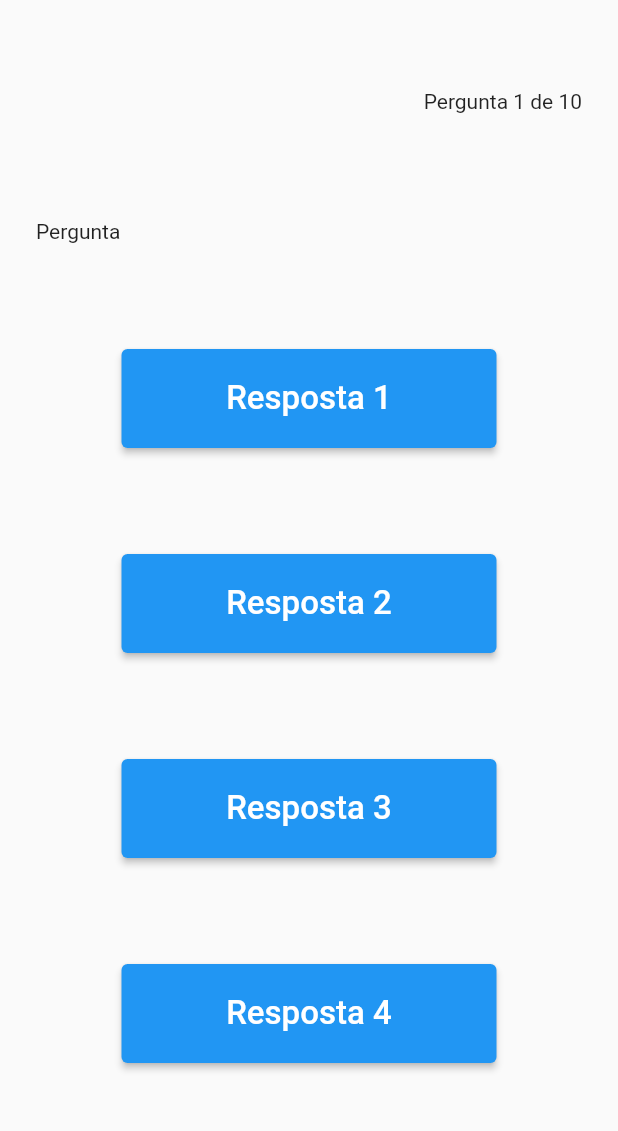
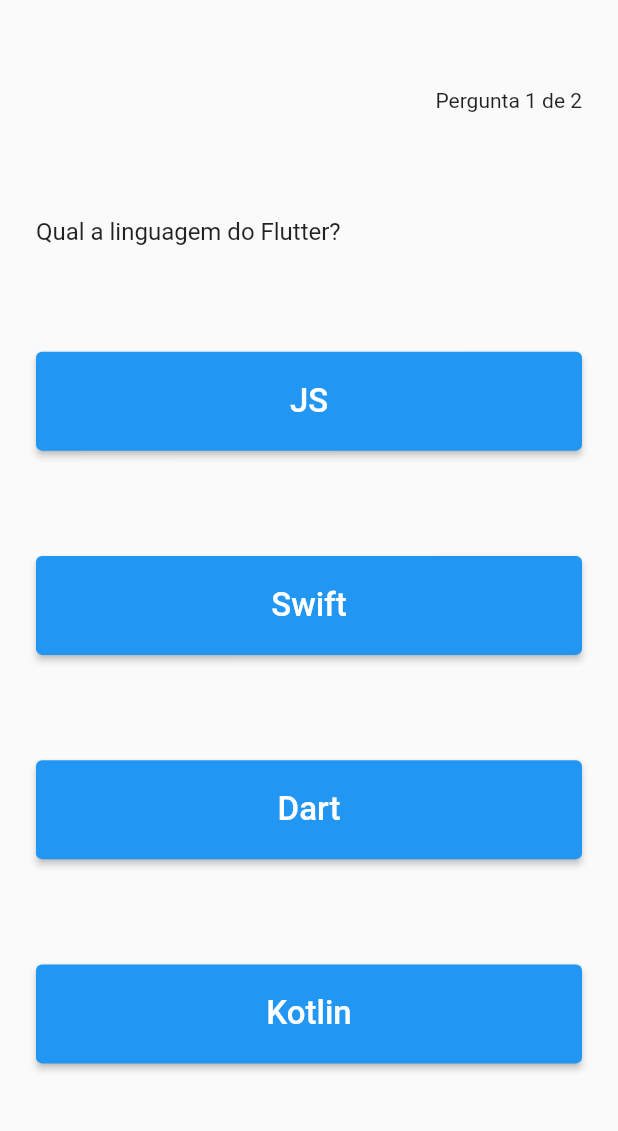
Before and after one commit to BryanDietrichBernhardt/curso-flutter-quiz, a Flutter app: the screen it shows after launch, on a phone screen of 412 x 824 dp, the part 84-1215 px from its top. Run offline on Flutter 3.47's test engine with Material 2 defaults, Android fonts, the phone set to English and light mode, and no system bars.

Commit message:
Add double infinity for button size

```diff
--- a/lib/quiz_page.dart
+++ b/lib/quiz_page.dart
@@ -34,6 +34,8 @@ class _QuizState extends State<Quiz> {
       "response": 3
     });
 
+    int questionNumber = 1;
+
     return MaterialApp(
       debugShowCheckedModeBanner: false,
       home: Scaffold(
@@ -50,54 +52,61 @@ class _QuizState extends State<Quiz> {
             children: [
               Align(
                 alignment: Alignment.topRight,
-                child: Text("Pergunta 1 de 10"),
+                child: Text("Pergunta $questionNumber de ${quiz.length}"),
               ),
               Align(
                 alignment: Alignment.centerLeft,
-                child: Text("Pergunta"),
-              ),
-              ElevatedButton(
-                onPressed: () {},
-                style: ElevatedButton.styleFrom(
-                  padding: const EdgeInsets.all(20),
-                  minimumSize: const Size(250, 50),
-                ),
-                child: const Text(
-                  "Resposta 1",
-                  style: TextStyle(fontSize: 22),
+                child: Text(
+                  "${quiz[questionNumber - 1]["question"]}",
+                  style: const TextStyle(
+                    fontSize: 16,
+                  ),
                 ),
               ),
               ElevatedButton(
                 onPressed: () {},
                 style: ElevatedButton.styleFrom(
                   padding: const EdgeInsets.all(20),
-                  minimumSize: const Size(250, 50),
+                  minimumSize: const Size(double.infinity, 50),
                 ),
-                child: const Text(
-                  "Resposta 2",
-                  style: TextStyle(fontSize: 22),
+                child: Text(
+                  quiz[questionNumber - 1]['options'][0],
+                  style: const TextStyle(
+                    fontSize: 22,
+                  ),
                 ),
               ),
               ElevatedButton(
                 onPressed: () {},
                 style: ElevatedButton.styleFrom(
                   padding: const EdgeInsets.all(20),
-                  minimumSize: const Size(250, 50),
+                  minimumSize: const Size(double.infinity, 50),
                 ),
-                child: const Text(
-                  "Resposta 3",
-                  style: TextStyle(fontSize: 22),
+                child: Text(
+                  quiz[questionNumber - 1]['options'][1],
+                  style: const TextStyle(fontSize: 22),
                 ),
               ),
               ElevatedButton(
                 onPressed: () {},
                 style: ElevatedButton.styleFrom(
                   padding: const EdgeInsets.all(20),
-                  minimumSize: const Size(250, 50),
+                  minimumSize: const Size(double.infinity, 50),
                 ),
-                child: const Text(
-                  "Resposta 4",
-                  style: TextStyle(fontSize: 22),
+                child: Text(
+                  quiz[questionNumber - 1]['options'][2],
+                  style: const TextStyle(fontSize: 22),
+                ),
+              ),
+              ElevatedButton(
+                onPressed: () {},
+                style: ElevatedButton.styleFrom(
+                  padding: const EdgeInsets.all(20),
+                  minimumSize: const Size(double.infinity, 50),
+                ),
+                child: Text(
+                  quiz[questionNumber - 1]['options'][3],
+                  style: const TextStyle(fontSize: 22),
                 ),
               )
             ],
```
